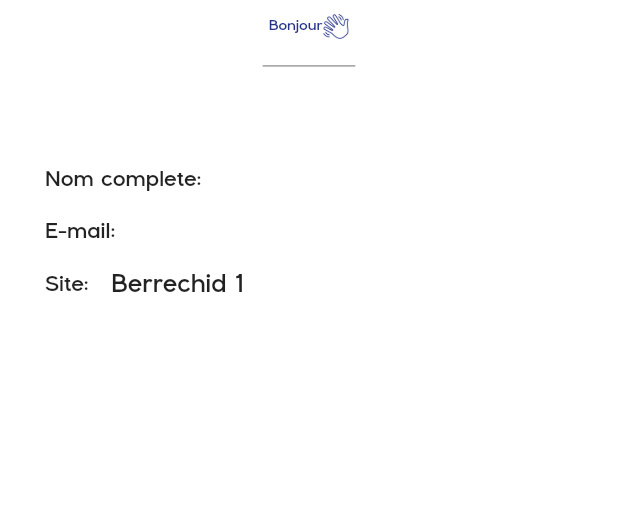
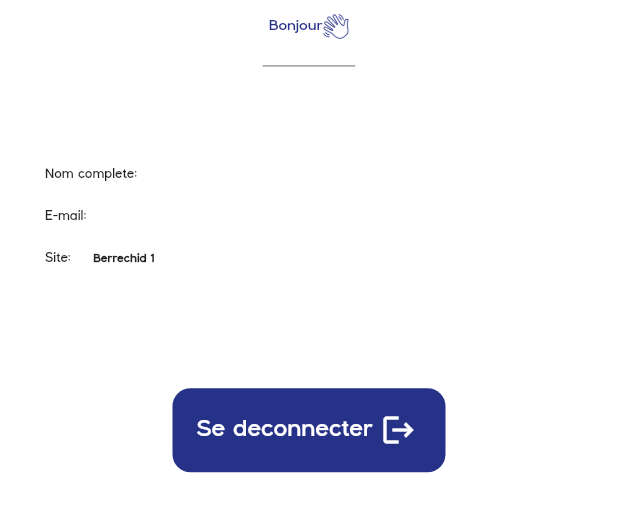
Before and after one commit to badrafyf77/sews_projet, a Flutter app: the DashboardWidget widget shown alone on an empty page, opened directly with empty values, on a phone screen of 412 x 824 dp. Shown: the top 512 px of the screen. Run offline on Flutter 3.47's test engine with Material 2 defaults, Android fonts, the light colour scheme and no system bars; our stand-ins replace bloc, calendar_date_picker2, connectivity_plus, dropdown_button2, file_picker, flutter_bloc and 5 more; missing offline and left inert: bitsdojo_window, excel, firedart, side_navigation.

Commit message:
handle change password button & add sign out in settings

```diff
--- a/lib/views/pages/setting.dart
+++ b/lib/views/pages/setting.dart
@@ -3,7 +3,6 @@ import 'package:connectivity_plus/connectivity_plus.dart';
 import 'package:flutter/material.dart';
 import 'package:get/get.dart';
 import 'package:side_navigation/side_navigation.dart';
-
 import 'package:sews_projet/constants.dart';
 import 'package:sews_projet/model/models/models.dart';
 import 'package:sews_projet/model/services/auth_api.dart';
@@ -72,9 +71,14 @@ class _SettingPageState extends State<SettingPage> {
                           context, 'Pas de connexion internet', Colors.grey);
                     }
                   } else {
+                    setState(() {
+                      selectedIndex = 0;
+                    });
                     Get.off(
                         () => HomePage(updateCallback: () {
-                              setState(() {});
+                              if (context.mounted) {
+                                setState(() {});
+                              }
                             }),
                         arguments: args);
                   }
@@ -326,7 +330,42 @@ class _PasswordWidgetState extends State<PasswordWidget> {
                   child: MyButton(
                     enable: enablePassword,
                     onPressed: () async {
-                      if (formKeyPass.currentState!.validate()) {}
+                      if (formKeyPass.currentState!.validate()) {
+                        try {
+                          if (context.mounted) {
+                            showDialog(
+                              context: context,
+                              builder: (BuildContext context) {
+                                return const LoadingAnimation();
+                              },
+                            );
+                          }
+                          var dataForIdToken = await signIn(
+                              widget.userInfo.email, widget.userInfo.password);
+                          var data = await updatePassword(
+                              newPassController.text,
+                              dataForIdToken['idToken']);
+                          if (context.mounted) {
+                            Navigator.of(context).pop();
+                          }
+                          if (context.mounted) {
+                            myShowToast(
+                                context, 'Mot de passe changee', Colors.green);
+                          }
+                          setState(() {
+                            widget.userInfo.password = newPassController.text;
+                            widget.userInfo.idToken = data['idToken'];
+                            enablePassword = false;
+                            oldPassController.clear();
+                            newPassController.clear();
+                            confirmPassController.clear();
+                          });
+                        } catch (e) {
+                          if (context.mounted) {
+                            myShowToast(context, e.toString(), Colors.red);
+                          }
+                        }
+                      }
                     },
                     textButton: 'Changer',
                     padding: 12,
@@ -588,13 +627,19 @@ class DashboardWidget extends StatelessWidget {
             children: [
               Row(
                 children: [
-                  const Text('Nom complete:'),
+                  Text(
+                    'Nom complete:',
+                    style: TextStyle(fontSize: size.width * 0.02),
+                  ),
                   const SizedBox(
                     width: 15,
                   ),
                   Text(
                     userInfo.displayName,
-                    style: const TextStyle(fontSize: 16),
+                    style: TextStyle(
+                      fontSize: size.width * 0.018,
+                      fontWeight: FontWeight.bold,
+                    ),
                   )
                 ],
               ),
@@ -603,31 +648,89 @@ class DashboardWidget extends StatelessWidget {
               ),
               Row(
                 children: [
-                  const Text('E-mail:'),
+                  Text(
+                    'E-mail:',
+                    style: TextStyle(fontSize: size.width * 0.02),
+                  ),
                   const SizedBox(
                     width: 15,
                   ),
                   Text(
                     userInfo.email,
-                    style: const TextStyle(fontSize: 16),
+                    style: TextStyle(
+                      fontSize: size.width * 0.018,
+                      fontWeight: FontWeight.bold,
+                    ),
                   )
                 ],
               ),
               const SizedBox(
                 height: 20,
               ),
-              const Row(
+              Row(
                 children: [
-                  Text('Site:'),
-                  SizedBox(
+                  Text(
+                    'Site:',
+                    style: TextStyle(fontSize: size.width * 0.02),
+                  ),
+                  const SizedBox(
                     width: 15,
                   ),
                   Text(
                     'Berrechid 1',
-                    style: TextStyle(fontSize: 16),
+                    style: TextStyle(
+                      fontSize: size.width * 0.018,
+                      fontWeight: FontWeight.bold,
+                    ),
                   )
                 ],
               ),
+              SizedBox(
+                height: size.height * 0.1,
+              ),
+              TextButton(
+                onPressed: () {
+                  Get.off(() => const LoginPage(),
+                      transition: Transition.leftToRight);
+                },
+                style: ButtonStyle(
+                  foregroundColor: MaterialStateProperty.resolveWith<Color>(
+                    (Set<MaterialState> states) {
+                      return Colors.white;
+                    },
+                  ),
+                  backgroundColor: MaterialStateProperty.resolveWith<Color>(
+                    (Set<MaterialState> states) {
+                      return kPrimaryColor;
+                    },
+                  ),
+                  shape: MaterialStateProperty.all<RoundedRectangleBorder>(
+                    RoundedRectangleBorder(
+                      borderRadius: BorderRadius.circular(12),
+                    ),
+                  ),
+                ),
+                child: const Padding(
+                  padding: EdgeInsets.all(8),
+                  child: SizedBox(
+                    width: 150,
+                    child: Row(
+                      children: [
+                        Text(
+                          'Se deconnecter',
+                          style: TextStyle(
+                            fontSize: 15,
+                          ),
+                        ),
+                        SizedBox(
+                          width: 5,
+                        ),
+                        Icon(Icons.logout)
+                      ],
+                    ),
+                  ),
+                ),
+              )
             ],
           ),
         )
```
Also changed, not shown: lib/model/services/auth_api.dart (+29 -1 lines).
